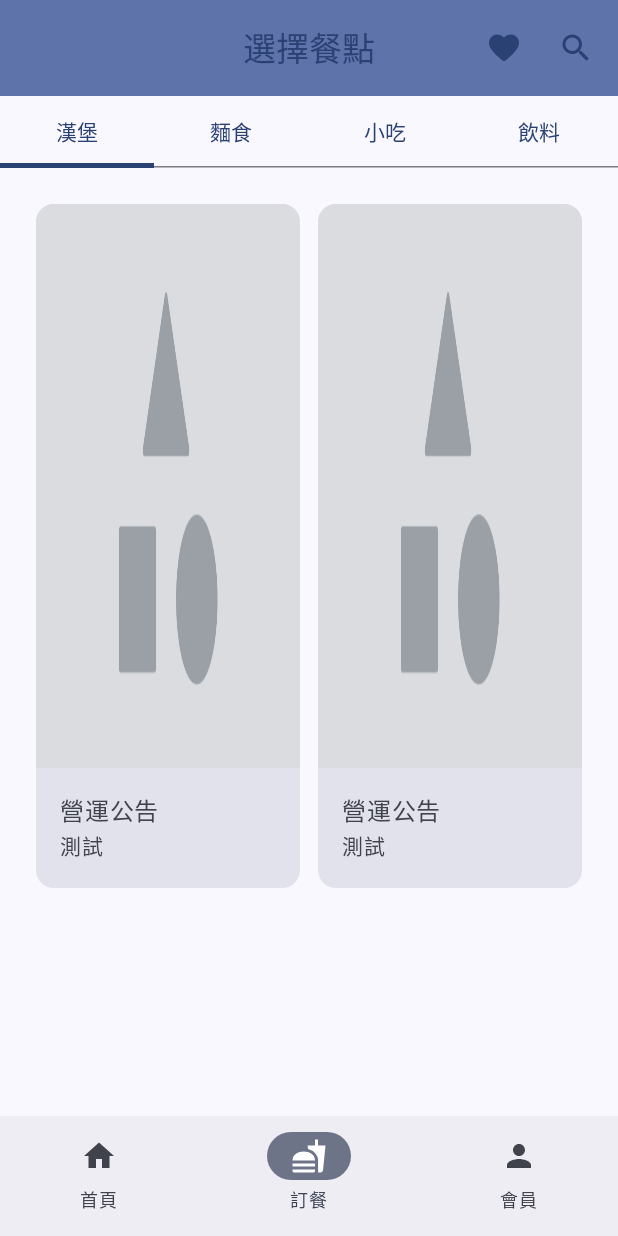
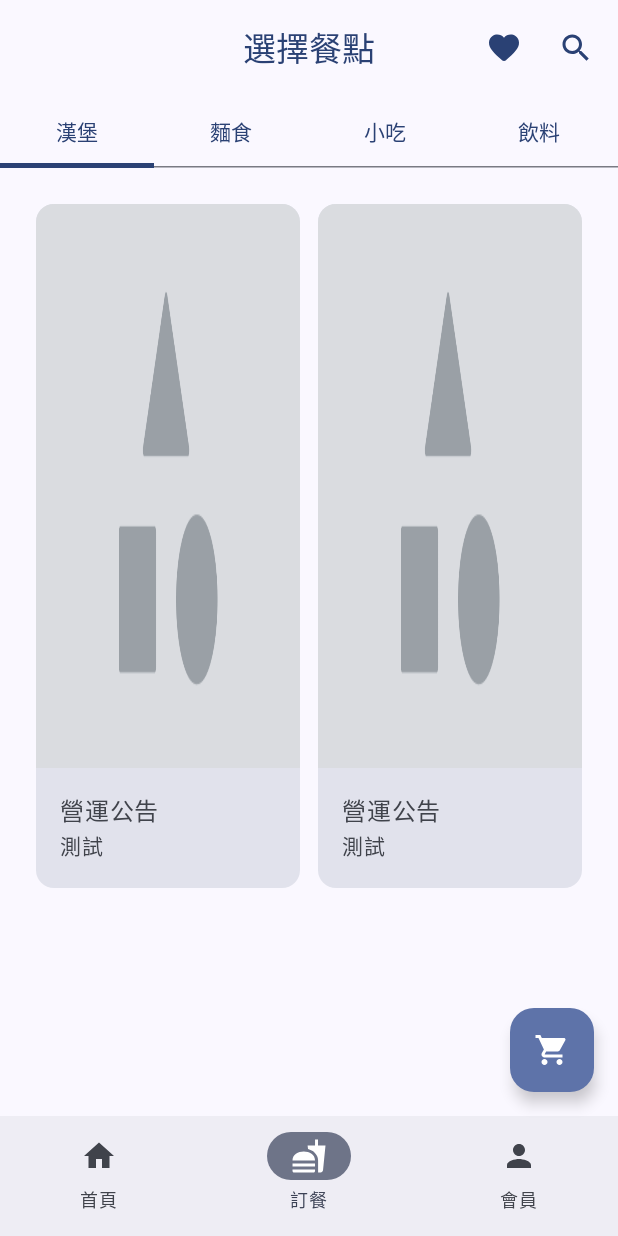
Before and after one commit to r0930514/FastFoodOrderApp, an Android app built with Jetpack Compose: the screen it shows after launch (MainActivity), item 2 of the bottom bar chosen, on a phone screen of 412 x 824 dp. Run offline under Robolectric (Android 15) with nearby library versions, the phone set to English and light mode, and no system bars.

Commit message:
調整StatusColor與TopbarColor符合設計圖、購物車按鈕與頁面初步設計

```diff
--- a/app/src/main/java/com/r0930514/fastfoodorderapp/navigation/MainNav.kt
+++ b/app/src/main/java/com/r0930514/fastfoodorderapp/navigation/MainNav.kt
@@ -6,6 +6,7 @@ import androidx.navigation.compose.NavHost
 import androidx.navigation.compose.composable
 import androidx.navigation.compose.rememberNavController
 import com.r0930514.fastfoodorderapp.screens.LoginScreen
+import com.r0930514.fastfoodorderapp.screens.ShoppingCart
 import com.r0930514.fastfoodorderapp.screens.TestScreen
 import com.r0930514.fastfoodorderapp.screens.mainScreen.component.MainScaffold
 
@@ -13,11 +14,14 @@ import com.r0930514.fastfoodorderapp.screens.mainScreen.component.MainScaffold
 fun MainNav(){
     val navController:NavHostController = rememberNavController()
     NavHost(navController = navController, startDestination = "BottomNav"){
-        composable(route = "BottomNav"){
+        composable("BottomNav"){
             MainScaffold(navController)
         }
+        composable("ShoppingCart"){
+            ShoppingCart(navController)
+        }
         composable("Test"){
-            TestScreen(navHostController = navController)
+            TestScreen(navController)
         }
         composable("Login"){
             LoginScreen(navController)
--- a/app/src/main/java/com/r0930514/fastfoodorderapp/screens/LoginScreen.kt
+++ b/app/src/main/java/com/r0930514/fastfoodorderapp/screens/LoginScreen.kt
@@ -34,6 +34,7 @@ import androidx.compose.ui.res.vectorResource
 import androidx.compose.ui.unit.dp
 import androidx.navigation.NavHostController
 import com.r0930514.fastfoodorderapp.R
+import com.r0930514.fastfoodorderapp.ui.theme.TopDefaultAppBarColor
 
 @OptIn(ExperimentalMaterial3Api::class)
 @Composable
@@ -47,6 +48,7 @@ fun LoginScreen(navHostController: NavHostController){
         topBar = {
             CenterAlignedTopAppBar(
                 title = { Text(text = "登入畫面") },
+                colors = TopDefaultAppBarColor(),
                 actions = {
                     IconButton(onClick = {
                         navHostController.popBackStack()
--- a/app/src/main/java/com/r0930514/fastfoodorderapp/screens/mainScreen/OrderPage.kt
+++ b/app/src/main/java/com/r0930514/fastfoodorderapp/screens/mainScreen/OrderPage.kt
@@ -4,6 +4,7 @@ import androidx.compose.foundation.ExperimentalFoundationApi
 import androidx.compose.foundation.layout.Arrangement
 import androidx.compose.foundation.layout.Column
 import androidx.compose.foundation.layout.PaddingValues
+import androidx.compose.foundation.layout.fillMaxSize
 import androidx.compose.foundation.lazy.grid.GridCells
 import androidx.compose.foundation.lazy.grid.LazyVerticalGrid
 import androidx.compose.foundation.pager.HorizontalPager
@@ -13,6 +14,8 @@ import androidx.compose.material3.TabRow
 import androidx.compose.material3.Text
 import androidx.compose.runtime.Composable
 import androidx.compose.runtime.rememberCoroutineScope
+import androidx.compose.ui.Alignment
+import androidx.compose.ui.Modifier
 import androidx.compose.ui.unit.dp
 import androidx.navigation.NavHostController
 import com.r0930514.fastfoodorderapp.screens.mainScreen.component.OrderAppBar
@@ -48,7 +51,11 @@ fun OrderPage(navController: NavHostController) {
                 )
             }
         }
-        HorizontalPager(state = pagerState) {
+        HorizontalPager(
+            state = pagerState,
+            modifier = Modifier.fillMaxSize(),
+            verticalAlignment = Alignment.Top
+        ) {
             LazyVerticalGrid(
                 columns = GridCells.Fixed(2),
                 contentPadding = PaddingValues(24.dp),
@@ -61,5 +68,6 @@ fun OrderPage(navController: NavHostController) {
                 }
             )
         }
+
     }
 }
--- a/app/src/main/java/com/r0930514/fastfoodorderapp/screens/mainScreen/component/HomeAppBar.kt
+++ b/app/src/main/java/com/r0930514/fastfoodorderapp/screens/mainScreen/component/HomeAppBar.kt
@@ -2,21 +2,17 @@ package com.r0930514.fastfoodorderapp.screens.mainScreen.component
 
 import androidx.compose.material3.CenterAlignedTopAppBar
 import androidx.compose.material3.ExperimentalMaterial3Api
-import androidx.compose.material3.MaterialTheme
 import androidx.compose.material3.Text
-import androidx.compose.material3.TopAppBarDefaults
 import androidx.compose.runtime.Composable
 import androidx.compose.ui.tooling.preview.Preview
+import com.r0930514.fastfoodorderapp.ui.theme.TopDefaultAppBarColor
 
 @OptIn(ExperimentalMaterial3Api::class)
 @Composable
 fun CAppBar() {
         CenterAlignedTopAppBar(
             title = { Text(text = "速食店訂餐App") },
-            colors = TopAppBarDefaults.topAppBarColors(
-                containerColor = MaterialTheme.colorScheme.primaryContainer,
-                titleContentColor = MaterialTheme.colorScheme.primary,
-            )
+            colors = TopDefaultAppBarColor()
         )
 }
 
--- a/app/src/main/java/com/r0930514/fastfoodorderapp/screens/mainScreen/component/MainScaffold.kt
+++ b/app/src/main/java/com/r0930514/fastfoodorderapp/screens/mainScreen/component/MainScaffold.kt
@@ -2,6 +2,8 @@ package com.r0930514.fastfoodorderapp.screens.mainScreen.component
 
 import androidx.compose.foundation.layout.Box
 import androidx.compose.foundation.layout.padding
+import androidx.compose.material3.FloatingActionButton
+import androidx.compose.material3.Icon
 import androidx.compose.material3.Scaffold
 import androidx.compose.runtime.Composable
 import androidx.compose.runtime.getValue
@@ -9,7 +11,10 @@ import androidx.compose.runtime.mutableIntStateOf
 import androidx.compose.runtime.saveable.rememberSaveable
 import androidx.compose.runtime.setValue
 import androidx.compose.ui.Modifier
+import androidx.compose.ui.graphics.vector.ImageVector
+import androidx.compose.ui.res.vectorResource
 import androidx.navigation.NavHostController
+import com.r0930514.fastfoodorderapp.R
 import com.r0930514.fastfoodorderapp.screens.mainScreen.HomePage
 import com.r0930514.fastfoodorderapp.screens.mainScreen.MemberPage
 import com.r0930514.fastfoodorderapp.screens.mainScreen.OrderPage
@@ -19,7 +24,19 @@ import com.r0930514.fastfoodorderapp.screens.mainScreen.OrderPage
 fun MainScaffold(navController: NavHostController) {
     var selectedItem by rememberSaveable { mutableIntStateOf(0) }
     Scaffold(
-        bottomBar = { CNavBar(selectedItem) {selectedItem = it} }
+        bottomBar = { CNavBar(selectedItem) {selectedItem = it} },
+        floatingActionButton = {
+            if (selectedItem == 1){
+                FloatingActionButton(onClick = {
+                    navController.navigate("ShoppingCart")
+                }) {
+                    Icon(
+                        imageVector = ImageVector.Companion.vectorResource(id = R.drawable.shopping_cart),
+                        contentDescription = null
+                    )
+                }
+            }
+        }
     ) {
         Box(modifier = Modifier.padding(bottom = it.calculateBottomPadding())) {
             when (selectedItem) {
--- a/app/src/main/java/com/r0930514/fastfoodorderapp/screens/mainScreen/component/OrderAppBar.kt
+++ b/app/src/main/java/com/r0930514/fastfoodorderapp/screens/mainScreen/component/OrderAppBar.kt
@@ -12,10 +12,10 @@ import androidx.compose.material3.IconButtonColors
 import androidx.compose.material3.IconButtonDefaults
 import androidx.compose.material3.MaterialTheme
 import androidx.compose.material3.Text
-import androidx.compose.material3.TopAppBarDefaults
 import androidx.compose.runtime.Composable
 import androidx.compose.ui.Modifier
 import androidx.compose.ui.unit.dp
+import com.r0930514.fastfoodorderapp.ui.theme.TopDefaultAppBarColor
 
 @OptIn(ExperimentalMaterial3Api::class)
 @Composable
@@ -23,10 +23,7 @@ fun OrderAppBar(){
     val iconColor :IconButtonColors = IconButtonDefaults.iconButtonColors(contentColor = MaterialTheme.colorScheme.primary)
     CenterAlignedTopAppBar(
         title = { Text(text = "選擇餐點", modifier = Modifier.padding(12.dp)) },
-        colors = TopAppBarDefaults.topAppBarColors(
-            containerColor = MaterialTheme.colorScheme.primaryContainer,
-            titleContentColor = MaterialTheme.colorScheme.primary,
-        ),
+        colors = TopDefaultAppBarColor(),
         actions = {
             IconButton(onClick = { }, colors = iconColor) {
                 Icon(imageVector = Icons.Rounded.Favorite, contentDescription = "Search")
--- a/app/src/main/java/com/r0930514/fastfoodorderapp/screens/mainScreen/items/MainNavBarItem.kt
+++ b/app/src/main/java/com/r0930514/fastfoodorderapp/screens/mainScreen/items/MainNavBarItem.kt
@@ -8,4 +8,6 @@ sealed class MainNavBarItem(val route:String, val icon: Int, val label:String){
     object Home: MainNavBarItem("Home", R.drawable.home, "首頁")
     object Order: MainNavBarItem("Order", R.drawable.fastfood, "訂餐")
     object Member: MainNavBarItem("Member", R.drawable.person, "會員")
+
+
 }
--- a/app/src/main/java/com/r0930514/fastfoodorderapp/ui/theme/Theme.kt
+++ b/app/src/main/java/com/r0930514/fastfoodorderapp/ui/theme/Theme.kt
@@ -57,7 +57,7 @@ fun FastFoodOrderAppTheme(
     if (!view.isInEditMode) {
         SideEffect {
             val window = (view.context as Activity).window
-            window.statusBarColor = colorScheme.primaryContainer.toArgb()
+            window.statusBarColor = colorScheme.surface.toArgb()
             WindowCompat.getInsetsController(window, view).isAppearanceLightStatusBars = !darkTheme
         }
     }
--- /dev/null
+++ b/app/src/main/java/com/r0930514/fastfoodorderapp/ui/theme/TopDefaultAppBarColor.kt
@@ -0,0 +1,16 @@
+package com.r0930514.fastfoodorderapp.ui.theme
+
+import androidx.compose.material3.ExperimentalMaterial3Api
+import androidx.compose.material3.MaterialTheme
+import androidx.compose.material3.TopAppBarColors
+import androidx.compose.material3.TopAppBarDefaults
+import androidx.compose.runtime.Composable
+
+@OptIn(ExperimentalMaterial3Api::class)
+@Composable
+fun TopDefaultAppBarColor(): TopAppBarColors {
+    return TopAppBarDefaults.topAppBarColors(
+        containerColor = MaterialTheme.colorScheme.surface,
+        titleContentColor = MaterialTheme.colorScheme.primary,
+    )
+}
--- /dev/null
+++ b/app/src/main/res/drawable/shopping_cart.xml
@@ -0,0 +1,5 @@
+<vector android:height="24dp" android:tint="#000000"
+    android:viewportHeight="24" android:viewportWidth="24"
+    android:width="24dp" xmlns:android="http://schemas.android.com/apk/res/android">
+    <path android:fillColor="@android:color/white" android:pathData="M7,18c-1.1,0 -1.99,0.9 -1.99,2S5.9,22 7,22s2,-0.9 2,-2 -0.9,-2 -2,-2zM1,2v2h2l3.6,7.59 -1.35,2.45c-0.16,0.28 -0.25,0.61 -0.25,0.96 0,1.1 0.9,2 2,2h12v-2L7.42,15c-0.14,0 -0.25,-0.11 -0.25,-0.25l0.03,-0.12 0.9,-1.63h7.45c0.75,0 1.41,-0.41 1.75,-1.03l3.58,-6.49c0.08,-0.14 0.12,-0.31 0.12,-0.48 0,-0.55 -0.45,-1 -1,-1L5.21,4l-0.94,-2L1,2zM17,18c-1.1,0 -1.99,0.9 -1.99,2s0.89,2 1.99,2 2,-0.9 2,-2 -0.9,-2 -2,-2z"/>
+</vector>
```
Also changed, not shown: app/src/main/java/com/r0930514/fastfoodorderapp/screens/ShoppingCart.kt (added, +42 -0 lines), app/src/main/java/com/r0930514/fastfoodorderapp/screens/mainScreen/MemberPage.kt (+5 -7 lines).
